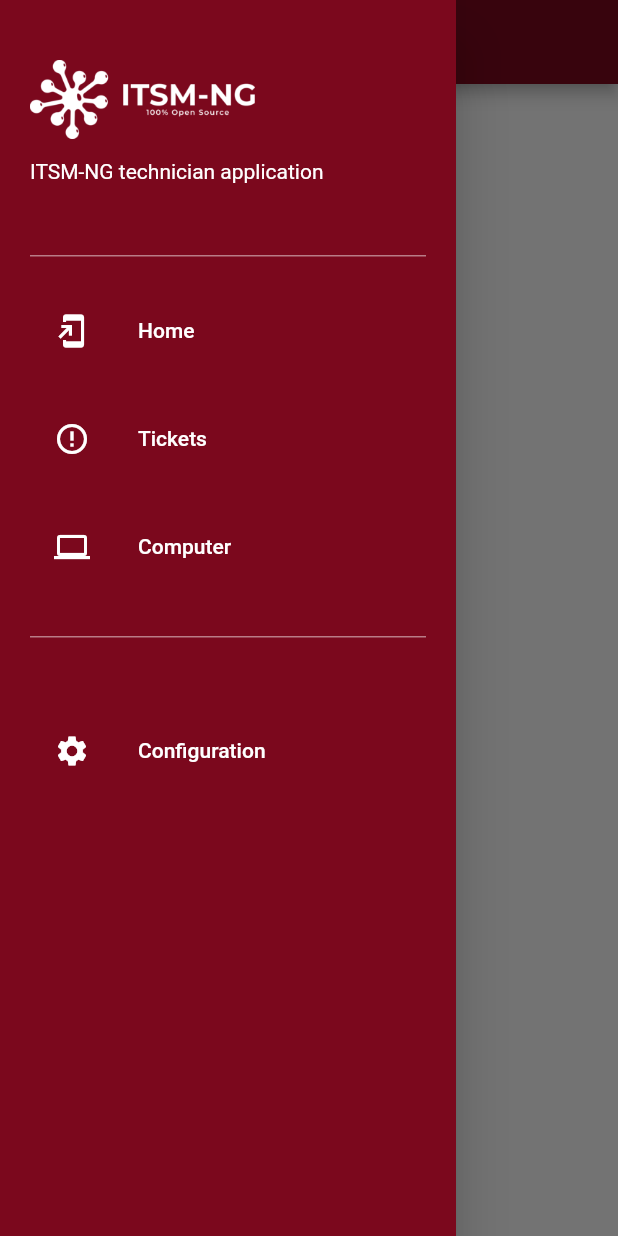
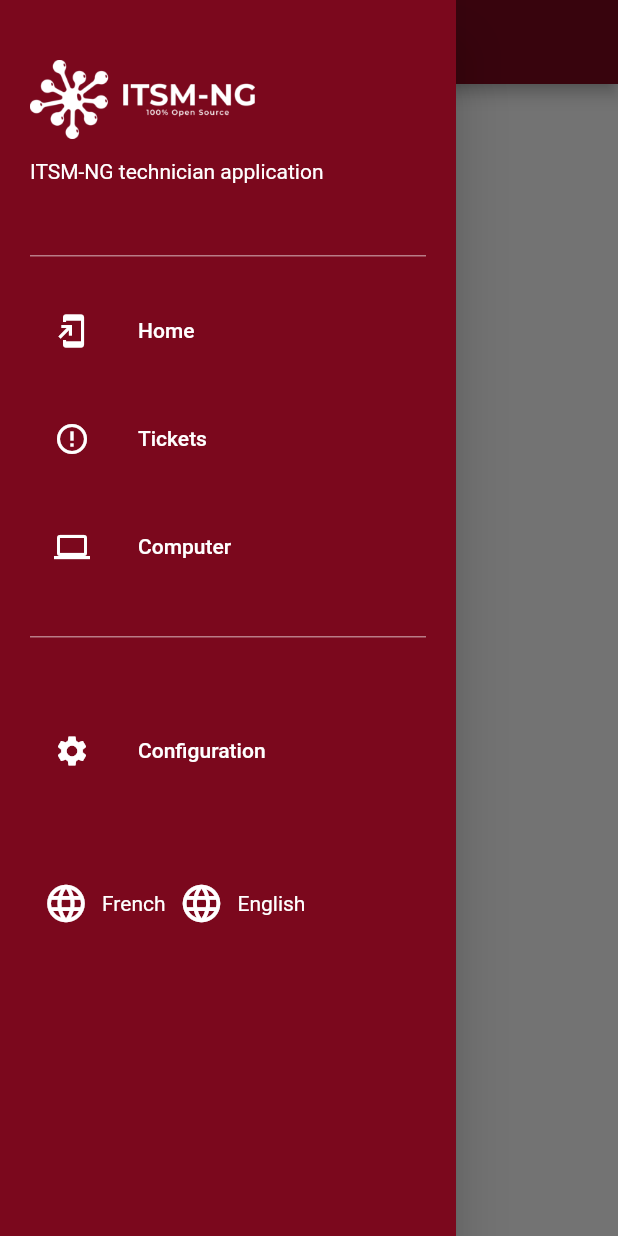
Before and after one commit to itsmng/mobileapp, a Flutter app: the ComputersPage screen opened directly, with the side drawer open, on a phone screen of 412 x 824 dp. Run offline on Flutter 3.47's test engine with Material 2 defaults, Android fonts, the phone set to English and light mode, and no system bars; our stand-ins replace charts_flutter, flutter_speed_dial, rflutter_alert, shared_preferences; missing offline and left inert: duration_picker, regexed_validator; accounts and stored records are empty.

Commit message:
Add buttons to change the language

```diff
--- a/lib/UI/navigation_drawer.dart
+++ b/lib/UI/navigation_drawer.dart
@@ -67,6 +67,37 @@ class NavigationDrawerMenu extends StatelessWidget {
                     text: 'Configuration',
                     icon: Icons.settings,
                     onClicked: () => seletedItem(context, 3),
+                  ),
+                  Container(
+                    padding: const EdgeInsets.only(bottom: 5, top: 50),
+                    child: Row(
+                      children: [
+                        IconButton(
+                          icon: const Icon(Icons.language),
+                          color: Colors.white,
+                          iconSize: 30,
+                          tooltip: 'French language',
+                          onPressed: () {
+                            applic.onLocaleChanged!(const Locale('fr', ''));
+                          },
+                        ),
+                        const Text('French',
+                            style: TextStyle(color: Colors.white)),
+                        IconButton(
+                          icon: const Icon(Icons.language),
+                          color: Colors.white,
+                          iconSize: 30,
+                          tooltip: 'English language',
+                          onPressed: () {
+                            applic.onLocaleChanged!(const Locale('en', ''));
+                          },
+                        ),
+                        const Text(
+                          'English',
+                          style: TextStyle(color: Colors.white),
+                        )
+                      ],
+                    ),
                   ),
                 ],
               ),
```
